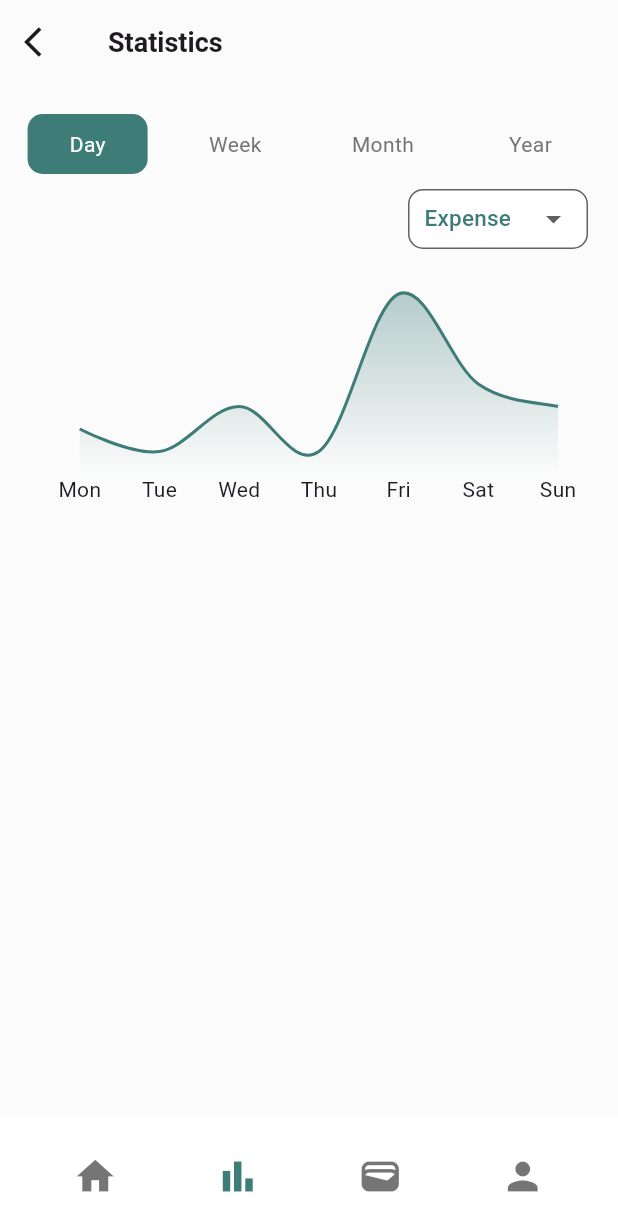
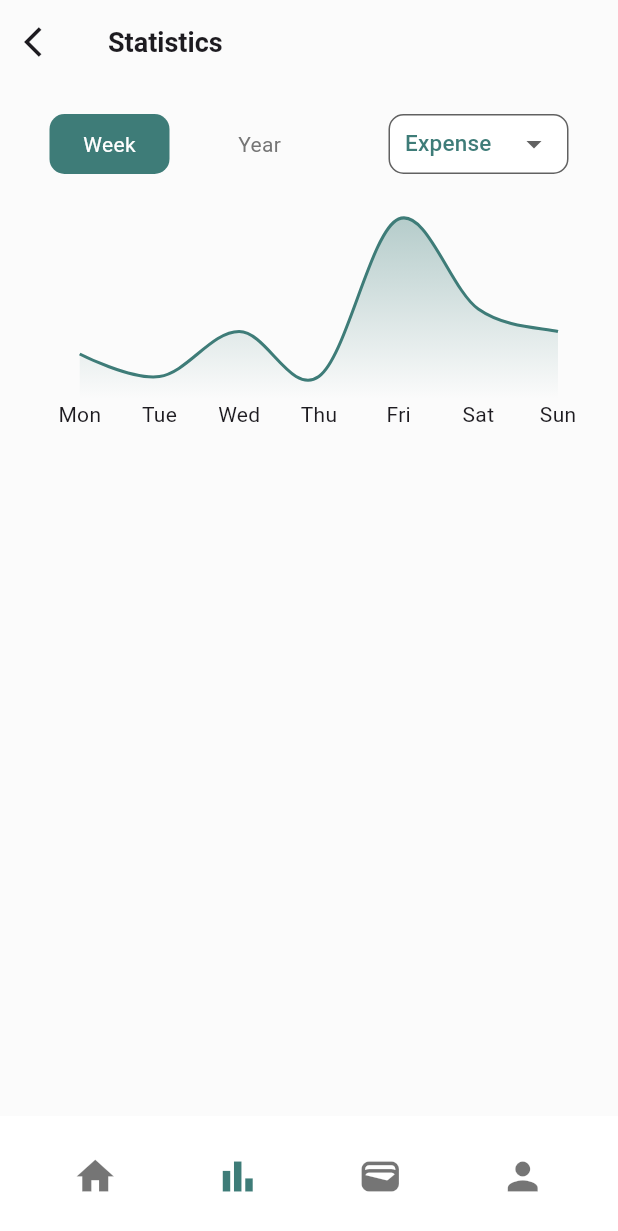
Before and after one commit to wandi1209/expense-tracker-pro-app, a Flutter app: the StatisticPage screen opened by its route, on a phone screen of 412 x 824 dp. Shown: the top 1231 px of the screen. Run offline on Flutter 3.47's test engine with Material 3 defaults, Android fonts, the phone set to English and light mode, and no system bars; drawn by our look-alikes of fl_chart; our stand-ins replace awesome_dialog, bloc, dio, equatable, flutter_bloc, flutter_dotenv and 5 more; accounts and stored records are empty; network calls fail.

Commit message:
feat(statistic): delete filter day and month

```diff
--- a/lib/core/utils/enum.dart
+++ b/lib/core/utils/enum.dart
@@ -1 +1 @@
-enum DateFilter { day, week, month, year }
+enum DateFilter { week, year }
--- a/lib/features/statistic/data/repositories/statistic_repository_implementation.dart
+++ b/lib/features/statistic/data/repositories/statistic_repository_implementation.dart
@@ -23,21 +23,12 @@ class StatisticRepositoryImplementation extends StatisticRepository {
 
       bool isInDateRange;
       switch (dateFilter) {
-        case DateFilter.day:
-          isInDateRange =
-              txDate.year == now.year &&
-              txDate.month == now.month &&
-              txDate.day == now.day;
-          break;
         case DateFilter.week:
           final weekStart = now.subtract(Duration(days: now.weekday - 1));
           final weekEnd = weekStart.add(const Duration(days: 6));
           isInDateRange =
               txDate.isAfter(weekStart.subtract(const Duration(seconds: 1))) &&
               txDate.isBefore(weekEnd.add(const Duration(days: 1)));
-          break;
-        case DateFilter.month:
-          isInDateRange = txDate.year == now.year && txDate.month == now.month;
           break;
         case DateFilter.year:
           isInDateRange = txDate.year == now.year;
--- a/lib/features/statistic/presentation/pages/statistic_page.dart
+++ b/lib/features/statistic/presentation/pages/statistic_page.dart
@@ -19,7 +19,7 @@ class _StatisticPageState extends State<StatisticPage> {
   bool top = true;
   final List<String> types = ['Expense', 'Income'];
   String selectedType = 'Expense';
-  DateFilter selectedDate = DateFilter.day;
+  DateFilter selectedDate = DateFilter.week;
 
   void onChangedDateFilter(DateFilter dateFilter) {
     setState(() {
@@ -67,10 +67,13 @@ class _StatisticPageState extends State<StatisticPage> {
             padding: const EdgeInsets.only(top: 20),
             child: Column(
               children: [
-                ListChartViewWidget(selectedDate: selectedDate,onChangedDateFilter: onChangedDateFilter),
                 Row(
-                  mainAxisAlignment: MainAxisAlignment.end,
+                  mainAxisAlignment: MainAxisAlignment.spaceAround,
                   children: [
+                    ListChartViewWidget(
+                      selectedDate: selectedDate,
+                      onChangedDateFilter: onChangedDateFilter,
+                    ),
                     DropdownWidget(
                       selectedType: selectedType,
                       types: types,
@@ -82,7 +85,7 @@ class _StatisticPageState extends State<StatisticPage> {
                   margin: const EdgeInsets.only(right: 40),
                   width: double.infinity,
                   height: 180,
-                  child: const LineChartWidget(),
+                  child: LineChartWidget(),
                 ),
                 state is StatisticGetTopTransactionsSuccess
                     ? TopSpendingWidget(changedTop: onChangedTop)
--- a/lib/features/statistic/presentation/widgets/dropdown_widget.dart
+++ b/lib/features/statistic/presentation/widgets/dropdown_widget.dart
@@ -23,7 +23,7 @@ class _DropdownWidgetState extends State<DropdownWidget> {
   @override
   Widget build(BuildContext context) {
     return Container(
-      margin: const EdgeInsets.only(right: 20, top: 10),
+      margin: const EdgeInsets.only(right: 20),
       padding: const EdgeInsets.symmetric(horizontal: 10),
       width: 120,
       height: 40,
--- a/lib/features/statistic/presentation/widgets/list_chart_view_widget.dart
+++ b/lib/features/statistic/presentation/widgets/list_chart_view_widget.dart
@@ -13,36 +13,11 @@ class ListChartViewWidget extends StatelessWidget {
 
   @override
   Widget build(BuildContext context) {
-    return Row(
-      mainAxisAlignment: MainAxisAlignment.spaceEvenly,
+    return Padding(
+      padding: const EdgeInsets.symmetric(horizontal: 20),
+      child: Row(
+        mainAxisAlignment: MainAxisAlignment.start,
         children: [
-        GestureDetector(
-          onTap: () {
-            onChangedDateFilter(DateFilter.day);
-          },
-          child: Container(
-            width: 80,
-            padding: const EdgeInsets.symmetric(vertical: 10),
-            decoration: BoxDecoration(
-              color:
-                  selectedDate == DateFilter.day
-                      ? AppColors.primary
-                      : Colors.transparent,
-              borderRadius: BorderRadius.circular(10),
-            ),
-            child: Center(
-              child: Text(
-                'Day',
-                style: TextStyle(
-                  color:
-                      selectedDate == DateFilter.day
-                          ? Colors.white
-                          : Colors.grey.shade600,
-                ),
-              ),
-            ),
-          ),
-        ),
           GestureDetector(
             onTap: () {
               onChangedDateFilter(DateFilter.week);
@@ -70,33 +45,7 @@ class ListChartViewWidget extends StatelessWidget {
               ),
             ),
           ),
-        GestureDetector(
-          onTap: () {
-            onChangedDateFilter(DateFilter.month);
-          },
-          child: Container(
-            width: 80,
-            padding: const EdgeInsets.symmetric(vertical: 10),
-            decoration: BoxDecoration(
-              color:
-                  selectedDate == DateFilter.month
-                      ? AppColors.primary
-                      : Colors.transparent,
-              borderRadius: BorderRadius.circular(10),
-            ),
-            child: Center(
-              child: Text(
-                'Month',
-                style: TextStyle(
-                  color:
-                      selectedDate == DateFilter.month
-                          ? Colors.white
-                          : Colors.grey.shade600,
-                ),
-              ),
-            ),
-          ),
-        ),
+          const SizedBox(width: 20),
           GestureDetector(
             onTap: () {
               onChangedDateFilter(DateFilter.year);
@@ -125,6 +74,7 @@ class ListChartViewWidget extends StatelessWidget {
             ),
           ),
         ],
+      ),
     );
   }
 }
```
Lines whose indentation alone changed are shown as unchanged.
